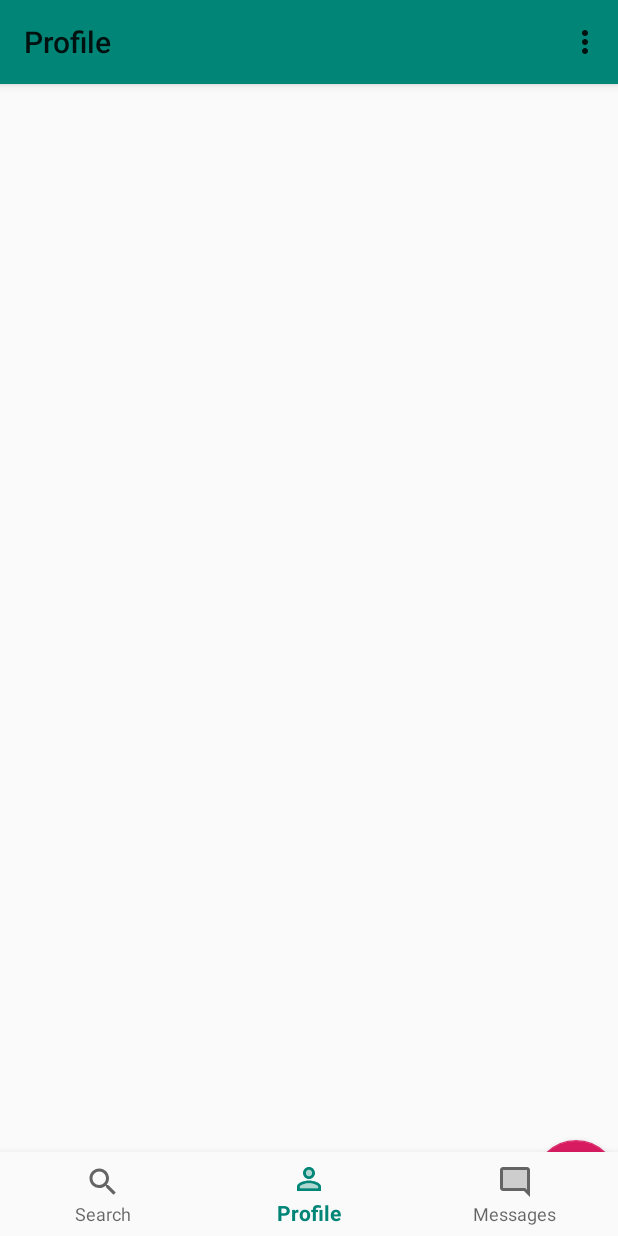
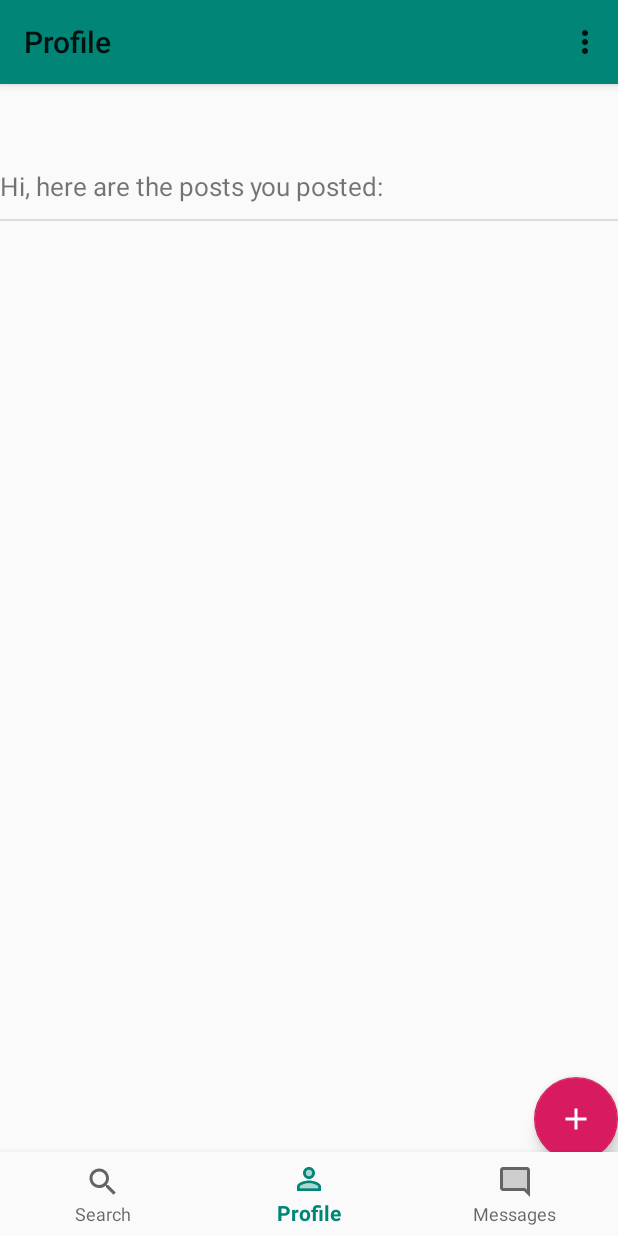
Before and after one commit to simone7687/LiveLight, an Android app: the screen it shows after launch once a user with an empty profile is signed in (MainActivity), on a phone screen of 412 x 824 dp. Run offline under Robolectric (Android 15) with nearby library versions, the phone set to English and light mode, and no system bars; our stand-ins replace Firebase (no records; nobody signed in at launch, a user with empty details on screens opened directly), navigation-ui.

Commit message:
Profile
- profile UI
- Floating Action Button dimension

```diff
--- a/app/src/main/res/layout/fragment_profile.xml
+++ b/app/src/main/res/layout/fragment_profile.xml
@@ -5,6 +5,33 @@
     android:layout_height="match_parent"
     tools:context=".profile.ProfileFragment"
     android:orientation="vertical">
+
+    <LinearLayout
+        android:layout_width="match_parent"
+        android:layout_height="wrap_content"
+        android:orientation="vertical">
+
+        <TextView
+            android:id="@+id/profile_description"
+            android:layout_width="wrap_content"
+            android:layout_height="wrap_content"
+            android:text="@string/profile_description"
+            android:textSize="17sp" />
+
+        <View
+            android:id="@+id/divider"
+            android:layout_width="match_parent"
+            android:layout_height="1dp"
+            android:background="?android:attr/listDivider"
+            android:layout_marginTop="10dp" />
+
+        <ListView
+            android:id="@+id/list_post"
+            android:layout_width="match_parent"
+            android:layout_height="match_parent"
+            android:smoothScrollbar="true"
+            android:layout_marginTop="10dp" />
+    </LinearLayout>
 
     <com.google.android.material.floatingactionbutton.FloatingActionButton
         android:id="@+id/fab"
--- a/app/src/main/res/values/dimens.xml
+++ b/app/src/main/res/values/dimens.xml
@@ -2,4 +2,6 @@
     <!-- Default screen margins, per the Android Design guidelines. -->
     <dimen name="activity_horizontal_margin">16dp</dimen>
     <dimen name="activity_vertical_margin">16dp</dimen>
+    <!-- Floating Action Button -->
+    <dimen name="fab_margin">50dp</dimen>
 </resources>
--- a/app/src/main/res/values/strings.xml
+++ b/app/src/main/res/values/strings.xml
@@ -24,9 +24,11 @@
     <string name="logout" translatable="false">Log out</string>
     <!-- Main -->
     <string name="title_activity_main">MainActivity</string>
-    <string name="profile">Profile</string>
     <string name="search">Search</string>
     <string name="messages">Messages</string>
+    <!-- Main profile -->
+    <string name="profile">Profile</string>
+    <string name="profile_description">Hi, here are the posts you posted:</string>
     <!-- Settings -->
     <string name="settings">Settings</string>
 </resources>
```
Also changed, not shown: 1 other file.
